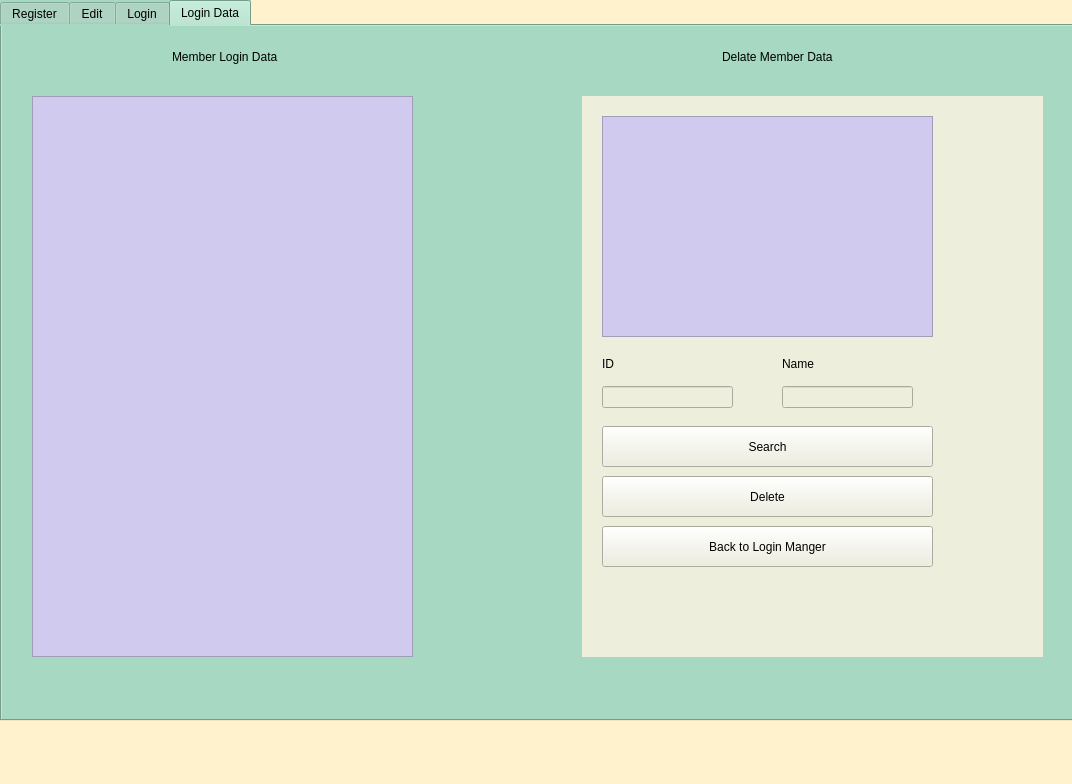
francisganapin/Gym-System-7-13-2024, file gym.ui: the form before one commit.
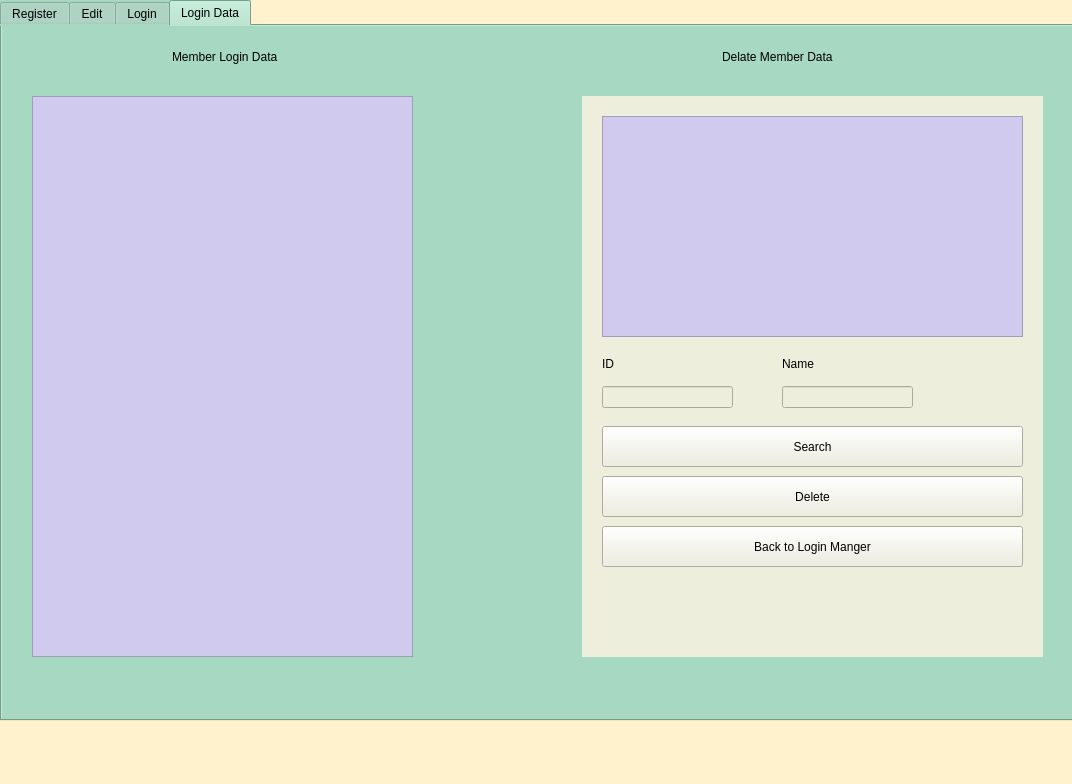
The form after the commit. The open tabs and pages were chosen to show the change.

Diff of the .ui file:
```diff
--- a/gym.ui
+++ b/gym.ui
@@ -894,7 +894,7 @@
          <rect>
           <x>20</x>
           <y>20</y>
-          <width>331</width>
+          <width>421</width>
           <height>221</height>
          </rect>
         </property>
@@ -920,7 +920,7 @@
          <rect>
           <x>20</x>
           <y>330</y>
-          <width>331</width>
+          <width>421</width>
           <height>41</height>
          </rect>
         </property>
@@ -981,7 +981,7 @@
          <rect>
           <x>20</x>
           <y>380</y>
-          <width>331</width>
+          <width>421</width>
           <height>41</height>
          </rect>
         </property>
@@ -997,7 +997,7 @@
          <rect>
           <x>20</x>
           <y>430</y>
-          <width>331</width>
+          <width>421</width>
           <height>41</height>
          </rect>
         </property>
```
Left out of the diff: 2 changed lines with no effect on the pictures.
